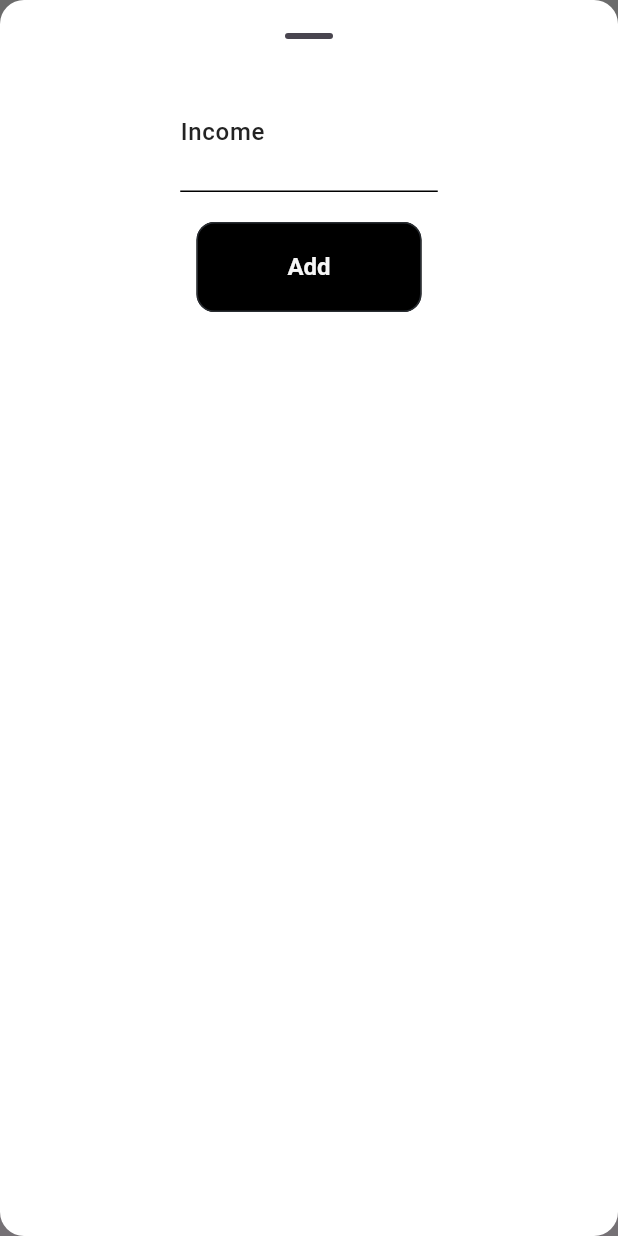
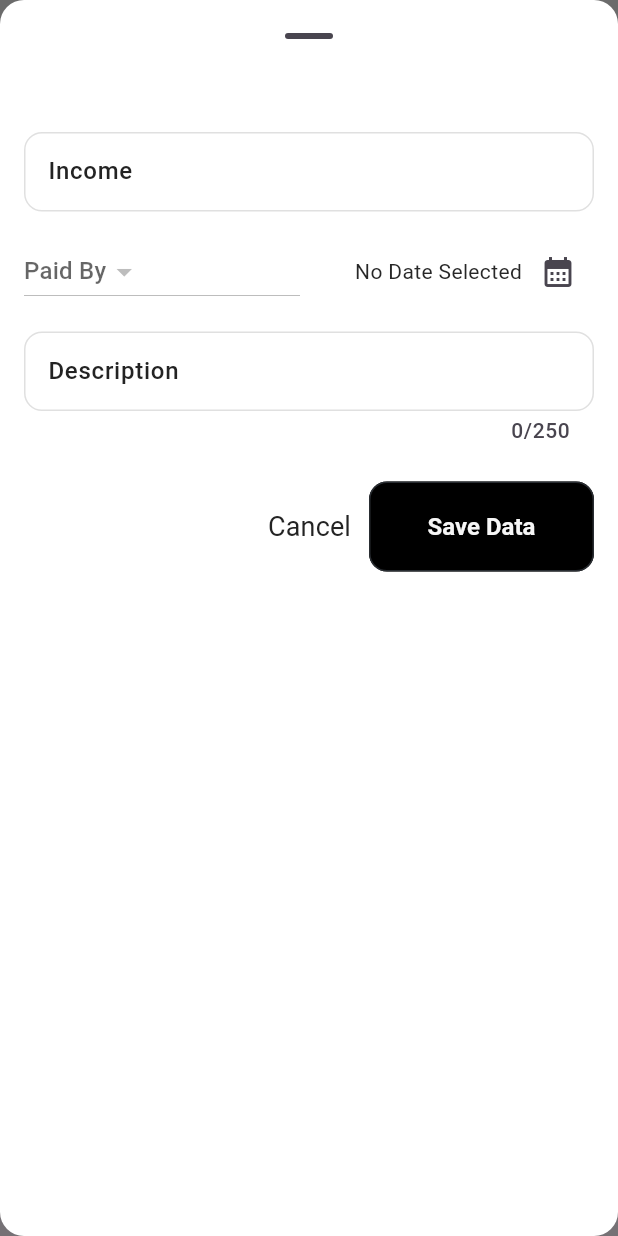
Before and after one commit to Shahab-Malikk/trackIt, a Flutter app: the Tabs screen opened directly, item 3 of the bottom bar chosen, after a tap on "Add Balance", on a phone screen of 412 x 824 dp. Run offline on Flutter 3.47's test engine with Material 3 defaults, Android fonts, the phone set to English and light mode, and no system bars; our stand-ins replace cloud_firestore, firebase_auth, firebase_core, flutter_screenutil, transparent_image; accounts and stored records are empty; network calls fail; Roboto replaces fonts that are missing (Poppins).

Commit message:
Added Functionality to record income

```diff
--- a/lib/models/category.dart
+++ b/lib/models/category.dart
@@ -45,8 +45,17 @@ class CategoryService {
         .toList();
   }
 
-  Future<List<String>> getContributors() async {
-    final querySnapshot = await _contributorsCollection.get();
+  Future<List<String>> getSenders() async {
+    final querySnapshot =
+        await _contributorsCollection.where('type', isEqualTo: 'sender').get();
+
+    return querySnapshot.docs.map((doc) => doc['name'] as String).toList();
+  }
+
+  Future<List<String>> getRecievers() async {
+    final querySnapshot = await _contributorsCollection
+        .where('type', isEqualTo: 'receiever')
+        .get();
 
     return querySnapshot.docs.map((doc) => doc['name'] as String).toList();
   }
--- /dev/null
+++ b/lib/models/income.dart
@@ -0,0 +1,34 @@
+import 'package:cloud_firestore/cloud_firestore.dart';
+import 'package:expense_tracker/models/expense.dart';
+import 'package:uuid/uuid.dart';
+
+const uuid = Uuid();
+
+class Income {
+  final String id;
+  final DateTime date;
+  final String description;
+  final String paidBy;
+  final double amount;
+
+  Income(
+      {required this.date,
+      required this.description,
+      required this.paidBy,
+      required this.id,
+      required this.amount});
+
+  String get formattedDate {
+    return formatter.format(date);
+  }
+
+  factory Income.fromMap(Map<String, dynamic> data) {
+    return Income(
+      id: data['id'],
+      date: (data['date'] as Timestamp).toDate(),
+      description: data['description'] ?? '',
+      paidBy: data['paidBy'] ?? '',
+      amount: data['amount'] ?? '',
+    );
+  }
+}
--- a/lib/screens/expenses.dart
+++ b/lib/screens/expenses.dart
@@ -46,10 +46,7 @@ class _ExpensesScreenState extends State<ExpensesScreen> {
       financialData.updateTotalExpenses(totalExpenses);
       final balance = financialData.leftBalance - expense.amount;
       financialData.updateTotalIncome(balance);
-      FirebaseFirestore.instance
-          .collection('users')
-          .doc('SSQPg3UmfvhN4HcEEX5PybgTHG62')
-          .update({
+      FirebaseFirestore.instance.collection('users').doc(widget.userId).update({
         'expenses': totalExpenses,
         'balance': balance,
       });
--- a/lib/screens/login.dart
+++ b/lib/screens/login.dart
@@ -1,6 +1,7 @@
 import 'package:expense_tracker/auth_service.dart';
 import 'package:expense_tracker/screens/home.dart';
 import 'package:expense_tracker/screens/signup.dart';
+import 'package:expense_tracker/screens/tabs.dart';
 import 'package:expense_tracker/theme/colors.dart';
 import 'package:expense_tracker/theme/sizes.dart';
 import 'package:flutter/material.dart';
@@ -59,7 +60,7 @@ class _LoginScreenState extends State<LoginScreen> {
                   if (message!.contains('Success')) {
                     Navigator.of(context).pushReplacement(
                       MaterialPageRoute(
-                        builder: (context) => const HomeScreen(),
+                        builder: (context) => const Tabs(),
                       ),
                     );
                   }
--- a/lib/screens/reconcilation.dart
+++ b/lib/screens/reconcilation.dart
@@ -1,24 +1,59 @@
 import 'package:expense_tracker/models/financial_data.dart';
+import 'package:expense_tracker/models/firestore_services.dart';
+import 'package:expense_tracker/models/income.dart';
 import 'package:expense_tracker/theme/colors.dart';
 import 'package:expense_tracker/theme/sizes.dart';
+import 'package:expense_tracker/user_data_service.dart';
 import 'package:expense_tracker/widgets/add_income.dart';
+import 'package:expense_tracker/widgets/income_records.dart';
 import 'package:flutter/material.dart';
 import 'package:flutter_screenutil/flutter_screenutil.dart';
 import 'package:provider/provider.dart';
 
 class ReconcilationScreen extends StatefulWidget {
-  const ReconcilationScreen({super.key});
+  final String userId;
+  const ReconcilationScreen({super.key, required this.userId});
 
   @override
   State<ReconcilationScreen> createState() => _ReconcilationScreenState();
 }
 
 class _ReconcilationScreenState extends State<ReconcilationScreen> {
+  List<Income> _incomeRecord = [];
+
+  @override
+  void initState() {
+    // TODO: implement initState
+    super.initState();
+    _fetchIncomeRecordFromDb();
+  }
+
+  void _addIncome(Income income) async {
+    setState(() {
+      _incomeRecord.add(income);
+    });
+
+    await UserDataService(fireStoreService)
+        .storeIncomeInDb(income, widget.userId);
+  }
+
+  void _fetchIncomeRecordFromDb() async {
+    List<Income> incomeRecordFromDb = await UserDataService(fireStoreService)
+        .fetchIncomeRecord(widget.userId);
+
+    setState(() {
+      _incomeRecord = incomeRecordFromDb;
+    });
+  }
+
   void _openAddIncomeOverlay() {
     showModalBottomSheet(
       isScrollControlled: true,
       context: context,
-      builder: (ctx) => const AddIncome(),
+      builder: (ctx) => AddIncome(
+        onAddIncome: _addIncome,
+        userId: widget.userId,
+      ),
     );
   }
 
@@ -112,6 +147,20 @@ class _ReconcilationScreenState extends State<ReconcilationScreen> {
                 ),
               ),
             ),
+            const SizedBox(
+              height: 20,
+            ),
+            const Text(
+              "Balance Record",
+              style: TextStyle(
+                fontSize: 22,
+                fontWeight: FontWeight.w600,
+              ),
+            ),
+            const SizedBox(
+              height: 20,
+            ),
+            Expanded(child: IncomeRecords(incomeRecords: _incomeRecord)),
           ],
         ),
       ),
--- a/lib/screens/tabs.dart
+++ b/lib/screens/tabs.dart
@@ -82,7 +82,9 @@ class _TabsState extends State<Tabs> {
     }
     if (_selectedPageIndex == 2) {
       activePageTitle = 'Reconcilation';
-      activePage = const ReconcilationScreen();
+      activePage = ReconcilationScreen(
+        userId: uid,
+      );
     }
     if (_selectedPageIndex == 3) {
       activePageTitle = 'Profile';
--- a/lib/user_data_service.dart
+++ b/lib/user_data_service.dart
@@ -1,6 +1,7 @@
 import 'package:cloud_firestore/cloud_firestore.dart';
 import 'package:expense_tracker/models/expense.dart';
 import 'package:expense_tracker/models/firestore_services.dart';
+import 'package:expense_tracker/models/income.dart';
 import 'package:expense_tracker/models/project.dart';
 
 class UserDataService {
@@ -10,6 +11,31 @@ class UserDataService {
 
   CollectionReference get _usersCollection =>
       _firestoreService.db.collection('users');
+
+  Future<void> storeIncomeInDb(Income income, String userId) {
+    CollectionReference projectsCollection =
+        _usersCollection.doc(userId).collection("income");
+
+    return projectsCollection.doc(income.id).set(
+      {
+        'id': income.id,
+        'date': income.date,
+        'initiatedBy': income.paidBy,
+        'description': income.description,
+        'amount': income.amount,
+      },
+    );
+  }
+
+  Future<List<Income>> fetchIncomeRecord(String userId) async {
+    CollectionReference projectsCollection =
+        _usersCollection.doc(userId).collection("income");
+    QuerySnapshot querySnapshot = await projectsCollection.get();
+
+    return querySnapshot.docs
+        .map((doc) => Income.fromMap(doc.data() as Map<String, dynamic>))
+        .toList();
+  }
 
   Future<void> storeProjectInDb(Project project, String userId) {
     CollectionReference projectsCollection =
--- a/lib/widgets/add_income.dart
+++ b/lib/widgets/add_income.dart
@@ -1,28 +1,56 @@
 import 'package:cloud_firestore/cloud_firestore.dart';
+import 'package:expense_tracker/models/category.dart';
+import 'package:expense_tracker/models/expense.dart';
 import 'package:expense_tracker/models/financial_data.dart';
+import 'package:expense_tracker/models/firestore_services.dart';
+import 'package:expense_tracker/models/income.dart';
+import 'package:expense_tracker/theme/colors.dart';
+import 'package:expense_tracker/theme/sizes.dart';
 import 'package:flutter/material.dart';
-import 'package:flutter_screenutil/flutter_screenutil.dart';
 import 'package:provider/provider.dart';
+import 'package:uuid/uuid.dart';
+
+const uuid = Uuid();
 
 class AddIncome extends StatefulWidget {
-  const AddIncome({super.key});
+  final void Function(Income income) onAddIncome;
+  final String userId;
+  const AddIncome({super.key, required this.onAddIncome, required this.userId});
 
   @override
   State<AddIncome> createState() => _AddIncomeState();
 }
 
 class _AddIncomeState extends State<AddIncome> {
+  List<String> contributors = [];
   final _incomeController = TextEditingController();
+  final _descriptionController = TextEditingController();
+  DateTime? _selectedDate;
+  String? _paidBy;
+
+  void initState() {
+    // TODO: implement initState
+    super.initState();
+    _fetchContributors();
+  }
+
+  void _fetchContributors() async {
+    final List<String> contributorsFromDb =
+        await CategoryService(fireStoreService).getSenders();
+    setState(() {
+      contributors = contributorsFromDb;
+    });
+  }
 
   void _addBalance() {
     final enteredAmount = double.tryParse(_incomeController.text);
-    if (enteredAmount == 0 || enteredAmount == null) {
+    if (enteredAmount == 0 || enteredAmount == null || _selectedDate == null) {
       showDialog(
           context: context,
           builder: (ctx) {
             return AlertDialog(
               title: const Text('Invalid Input'),
-              content: const Text('Please  enter valid amount.'),
+              content: const Text('Please  enter valid data'),
               actions: [
                 TextButton(
                   onPressed: () {
@@ -35,67 +63,141 @@ class _AddIncomeState extends State<AddIncome> {
           });
       return;
     }
+
     WidgetsBinding.instance.addPostFrameCallback((_) {
       final financialData = Provider.of<FinancialData>(context, listen: false);
       double previousBalance = financialData.leftBalance;
-      print(previousBalance);
       financialData.updateTotalIncome(enteredAmount);
-      print(previousBalance);
       double currentBalance = previousBalance + enteredAmount;
       financialData.updateTotalIncome(currentBalance);
-      print(currentBalance);
-      FirebaseFirestore.instance
-          .collection('users')
-          .doc('SSQPg3UmfvhN4HcEEX5PybgTHG62')
-          .update({
+      FirebaseFirestore.instance.collection('users').doc(widget.userId).update({
         'balance': currentBalance,
       });
     });
 
+    final income = Income(
+      id: uuid.v4(),
+      date: _selectedDate!,
+      description: _descriptionController.text,
+      paidBy: _paidBy!,
+      amount: enteredAmount,
+    );
+
+    widget.onAddIncome(income);
+
     Navigator.pop(context);
+  }
+
+  void _presentDatePicker() async {
+    final now = DateTime.now();
+    final firstDate = DateTime(now.year - 1, now.month, now.day);
+
+    final pickedDate = await showDatePicker(
+      context: context,
+      firstDate: firstDate,
+      lastDate: now,
+    );
+    setState(() {
+      _selectedDate = pickedDate;
+    });
   }
 
   @override
   Widget build(BuildContext context) {
-    return Column(
+    return Padding(
+      padding: const EdgeInsets.fromLTRB(16, 40, 16, 16),
+      child: Column(
         children: [
-        SizedBox(
-          width: 150.w,
-          child: TextField(
+          TextField(
             controller: _incomeController,
             keyboardType: TextInputType.number,
             decoration: const InputDecoration(
-              prefixText: '\$',
               label: Text('Income'),
-              border: UnderlineInputBorder(),
-              enabledBorder: UnderlineInputBorder(),
-              focusedBorder: UnderlineInputBorder(),
-            ),
-            style: const TextStyle(
-              fontSize: 32,
-              fontWeight: FontWeight.w600,
-            ),
             ),
           ),
           const SizedBox(
-          height: 20,
+            height: 16,
           ),
-        Center(
+          Row(
+            children: [
+              Expanded(
+                child: DropdownButton<String>(
+                  hint: const Text('Paid By'),
+                  value: _paidBy,
+                  items: contributors.map((person) {
+                    return DropdownMenuItem<String>(
+                      value: person,
+                      child: Text(person),
+                    );
+                  }).toList(),
+                  onChanged: (value) {
+                    if (value != null) {
+                      setState(() {
+                        _paidBy = value;
+                      });
+                    }
+                  },
+                ),
+              ),
+              const SizedBox(
+                width: 12,
+              ),
+              Expanded(
                 child: Row(
-            mainAxisAlignment: MainAxisAlignment.center,
+                  mainAxisAlignment: MainAxisAlignment.end,
+                  crossAxisAlignment: CrossAxisAlignment.center,
                   children: [
+                    Text(_selectedDate == null
+                        ? 'No Date Selected'
+                        : formatter.format(_selectedDate!)),
+                    IconButton(
+                        onPressed: _presentDatePicker,
+                        icon: const Icon(Icons.calendar_month))
+                  ],
+                ),
+              )
+            ],
+          ),
+          const SizedBox(
+            height: 16,
+          ),
+          TextField(
+            controller: _descriptionController,
+            maxLength: 250,
+            decoration: const InputDecoration(
+              label: Text('Description'),
+            ),
+            keyboardType: TextInputType.multiline,
+            minLines: 1,
+            maxLines: 5,
+          ),
+          const SizedBox(
+            height: 24,
+          ),
+          Row(
+            mainAxisAlignment: MainAxisAlignment.end,
+            children: [
+              TextButton(
+                  onPressed: () {
+                    Navigator.pop(context);
+                  },
+                  child: const Text('Cancel',
+                      style: TextStyle(
+                        fontSize: TSizes.fontSizeLg,
+                        color: TColors.black,
+                      ))),
               SizedBox(
                 width: 150,
                 height: 60,
                 child: ElevatedButton(
                   onPressed: _addBalance,
-                  child: const Text('Add'),
+                  child: const Text('Save Data'),
                 ),
               ),
             ],
-          ),
           )
         ],
+      ),
     );
   }
 }
--- /dev/null
+++ b/lib/widgets/income_records.dart
@@ -0,0 +1,39 @@
+import 'package:expense_tracker/models/income.dart';
+import 'package:expense_tracker/widgets/income_item.dart';
+import 'package:expense_tracker/widgets/no_data.dart';
+import 'package:flutter/material.dart';
+
+class IncomeRecords extends StatelessWidget {
+  final List<Income> incomeRecords;
+  const IncomeRecords({super.key, required this.incomeRecords});
+
+  @override
+  Widget build(BuildContext context) {
+    if (incomeRecords.isNotEmpty) {
+      // If there are projects, show the list
+      return ListView.builder(
+        itemCount: incomeRecords.length,
+        itemBuilder: (context, index) => Dismissible(
+          key: ValueKey(index),
+          background: Container(),
+          child: IncomeItem(
+            income: incomeRecords[index],
+          ),
+        ),
+      );
+    } else {
+      // If there are no projects, show the NoData widget centered
+      return const Center(
+        child: Column(
+          mainAxisAlignment: MainAxisAlignment.center, // Center vertically
+          crossAxisAlignment: CrossAxisAlignment.center, // Center horizontally
+          children: const [
+            NoData(
+              message: "No Income Record",
+            ),
+          ],
+        ),
+      );
+    }
+  }
+}
--- a/lib/widgets/new_expense.dart
+++ b/lib/widgets/new_expense.dart
@@ -43,7 +43,7 @@ class _NewExpenseState extends State<NewExpense> {
 
   void _fetchContributors() async {
     final List<String> contributorsFromDb =
-        await CategoryService(fireStoreService).getContributors();
+        await CategoryService(fireStoreService).getRecievers();
     setState(() {
       contributors = contributorsFromDb;
     });
--- a/lib/widgets/new_project.dart
+++ b/lib/widgets/new_project.dart
@@ -35,7 +35,7 @@ class _NewProjectState extends State<NewProject> {
 
   void _fetchContributors() async {
     final List<String> contributorsFromDb =
-        await CategoryService(fireStoreService).getContributors();
+        await CategoryService(fireStoreService).getSenders();
     setState(() {
       contributors = contributorsFromDb;
     });
```
Also changed, not shown: lib/screens/signup.dart (+6 -2 lines), lib/widgets/income_item.dart (added, +78 -0 lines). Lines whose indentation alone changed are shown as unchanged.
